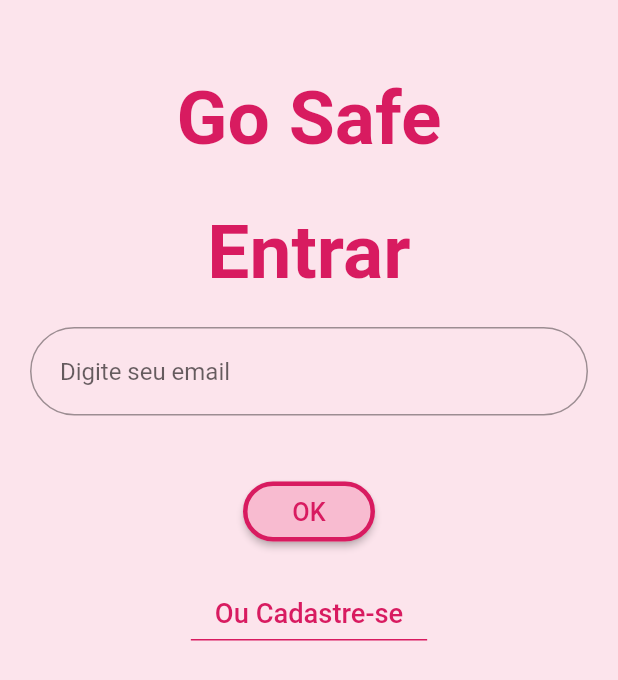
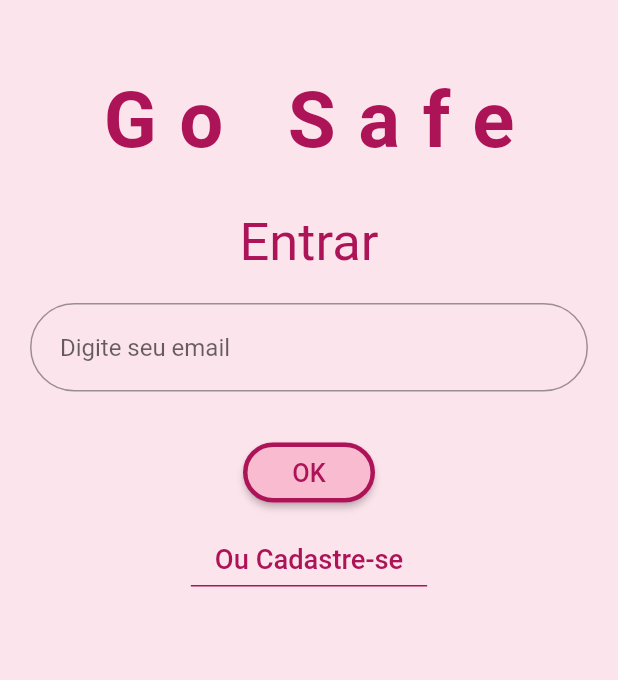
Before and after one commit to eududalim/safe-app, a Flutter app: the screen it shows after launch, on a phone screen of 412 x 824 dp. Shown: the top 680 px of the screen. Run offline on Flutter 3.47's test engine with Material 2 defaults, Android fonts, the phone set to English and light mode, and no system bars.

Commit message:
alteração 0.6

```diff
--- a/lib/main.dart
+++ b/lib/main.dart
@@ -1,5 +1,4 @@
 import 'package:flutter/material.dart';
-import 'package:safe_app/view/init_page.dart';
 
 import 'package:safe_app/view/login.dart';
 
@@ -19,7 +18,3 @@ class MyApp extends StatelessWidget {
     );
   }
 }
-
-_home () {
-
-}
--- a/lib/view/login.dart
+++ b/lib/view/login.dart
@@ -1,3 +1,4 @@
+
 import 'package:flutter/material.dart';
 import 'package:safe_app/view/style.dart';
 
@@ -17,7 +18,7 @@ class _LoginPageState extends State<LoginPage> {
             Container(
               alignment: Alignment.topCenter,
               padding: EdgeInsets.fromLTRB(0,50,0,30),
-              child: Text("Go Safe", style: themeTextTitle(),),
+              child: Text("Go Safe", style: themeTextTitle(), textScaleFactor: 1.3, ),
             ),
             Center(
               child: Column(
@@ -26,16 +27,20 @@ class _LoginPageState extends State<LoginPage> {
                   Center(
                     child: Text(
                       "Entrar",
-                      style: themeTextTitle(),
+                      style: TextStyle(color: Colors.pink[800], fontSize: 35),
                     ),
                   ),
                   Padding(
                     padding: EdgeInsets.all(20),
                     child: TextFormField(
+                      keyboardType: TextInputType.emailAddress,
+                      onTap: () {
+
+                      },
                       decoration: InputDecoration(
                         disabledBorder: OutlineInputBorder(
                             borderRadius: BorderRadius.circular(30.0),
-                            borderSide: BorderSide(color: Colors.pink[600])),
+                            borderSide: BorderSide(color: Colors.pink[800])),
                         enabled: true,
                         contentPadding: EdgeInsets.all(20.0),
                         hintText: "Digite seu email",
@@ -46,7 +51,7 @@ class _LoginPageState extends State<LoginPage> {
                     ),
                   ),
                   Padding(
-                    padding: EdgeInsets.all(20),
+                    padding: EdgeInsets.all(10),
                     child: raisedButton("OK"),
                   ),
                   FlatButton(
@@ -54,11 +59,12 @@ class _LoginPageState extends State<LoginPage> {
                       "Ou Cadastre-se",
                       textScaleFactor: 1.3,
                     ),
-                    textColor: Colors.pink[600],
+                    textColor: Colors.pink[800],
                     shape: UnderlineInputBorder(
-                        borderSide: BorderSide(color: Colors.pink[600])),
+                        borderSide: BorderSide(color: Colors.pink[800])),
                     onPressed: () {},
                   ),
+                  //Image.asset('images\icon1.png', height: 50, width: 50, ),
                 ],
               ),
             ),
--- a/lib/view/style.dart
+++ b/lib/view/style.dart
@@ -3,9 +3,10 @@ import 'package:flutter/material.dart';
 
 TextStyle themeTextTitle () {
   return TextStyle(
-    color: Colors.pink[600],
-    fontSize: 50.0,
+    color: Colors.pink[800],
+    fontSize: 40.0,
     fontWeight: FontWeight.bold,
+    letterSpacing: 15
   );
 }
 
@@ -15,9 +16,9 @@ RaisedButton raisedButton (String text) {
     child: Text(text, textScaleFactor: 1.2),
     onPressed: () {},
     color: Colors.pink[100],
-    textColor: Colors.pink[600],
+    textColor: Colors.pink[800],
     shape: OutlineInputBorder(
-        borderSide: BorderSide(color: Colors.pink[600], width: 3),
+        borderSide: BorderSide(color: Colors.pink[800], width: 3),
         borderRadius: BorderRadius.circular(30)),
   );
 }
--- a/pubspec.yaml
+++ b/pubspec.yaml
@@ -45,6 +45,8 @@ flutter:
   #  - images/a_dot_burr.jpeg
   #  - images/a_dot_ham.jpeg
 
+  assets:
+    - images\icon1.png
   # An image asset can refer to one or more resolution-specific "variants", see
   # https://flutter.dev/assets-and-images/#resolution-aware.
 
```
Also changed, not shown: images/icon1.png (added).
